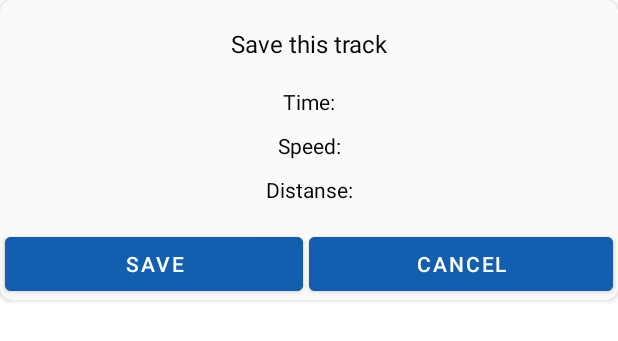
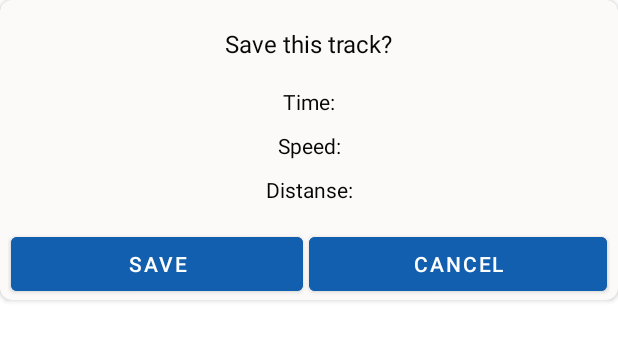
Before and after one commit to Stepa075/Neco_GPS_Tracker_NAVIGATION, an Android app: the layout save_dialog.xml on its own in the app's theme, with its tools: preview values and no code run, on a phone screen of 412 x 824 dp. Shown: the top 341 px of the screen. Run offline under Robolectric (Android 15) with nearby library versions, the phone set to English and light mode, and no system bars; Roboto replaces fonts that are not available here.

Commit message:
Lesson 32 complete

```diff
--- a/app/src/main/java/com/stepa_0751/neco_gps_tracker/fragments/MainFragment.kt
+++ b/app/src/main/java/com/stepa_0751/neco_gps_tracker/fragments/MainFragment.kt
@@ -143,6 +143,11 @@ class MainFragment : Fragment() {
             activity?.stopService(Intent(activity, LocationService::class.java))
             binding.fStartStop.setImageResource(R.drawable.ic_play)
             timer?.cancel()
+            DialogManager.showSaveDialog(requireContext(), object : DialogManager.Listener{
+                override fun onClick() {
+                    showToast("Track saved!")
+                }
+            })
         }
         isServiceRunning = !isServiceRunning
     }
--- a/app/src/main/res/layout/save_dialog.xml
+++ b/app/src/main/res/layout/save_dialog.xml
@@ -21,7 +21,7 @@
             android:paddingTop="2dp"
             android:paddingEnd="2dp"
             android:paddingBottom="2dp"
-            android:text="Save this track"
+            android:text="Save this track?"
             android:textColor="#070707"
             android:textSize="16sp"
             app:layout_constraintEnd_toEndOf="parent"
@@ -62,11 +62,12 @@
             app:layout_constraintTop_toBottomOf="@+id/tvSpeed" />
 
         <LinearLayout
-            android:layout_width="409dp"
+            android:id="@+id/horLayout"
+            android:layout_width="0dp"
             android:layout_height="wrap_content"
-            android:layout_marginStart="16dp"
+            android:layout_marginStart="5dp"
             android:layout_marginTop="16dp"
-            android:layout_marginEnd="16dp"
+            android:layout_marginEnd="5dp"
             android:orientation="horizontal"
             app:layout_constraintEnd_toEndOf="parent"
             app:layout_constraintStart_toStartOf="parent"
```
Also changed, not shown: app/src/main/java/com/stepa_0751/neco_gps_tracker/utils/DialogManager.kt (+22 -0 lines).
